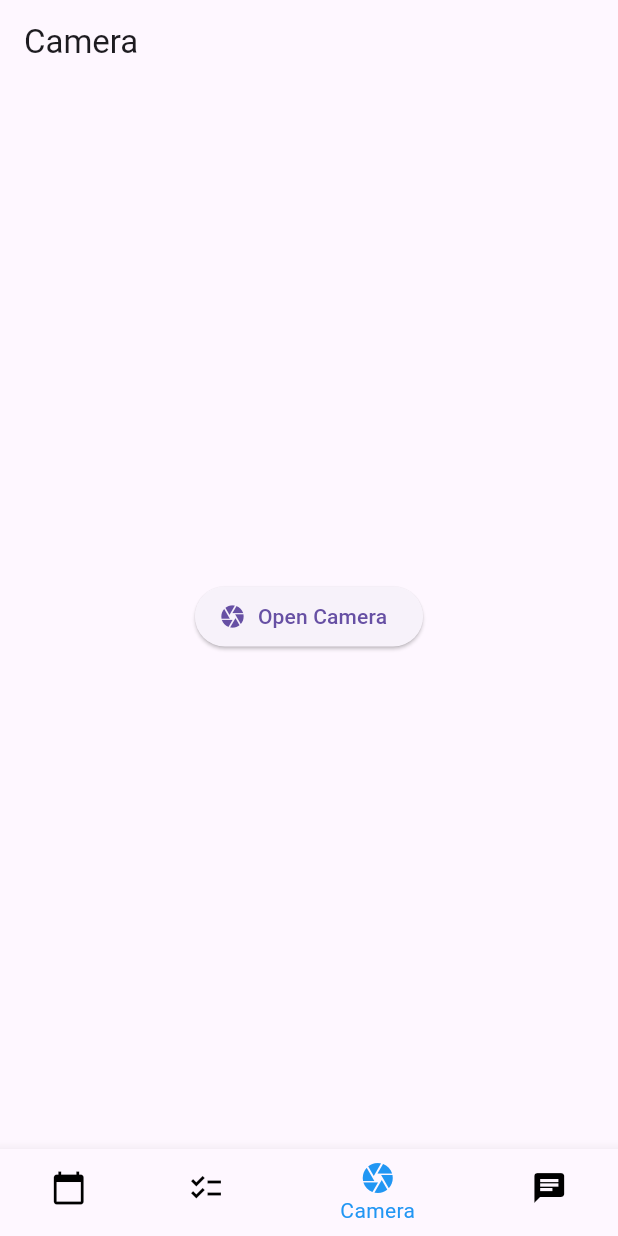
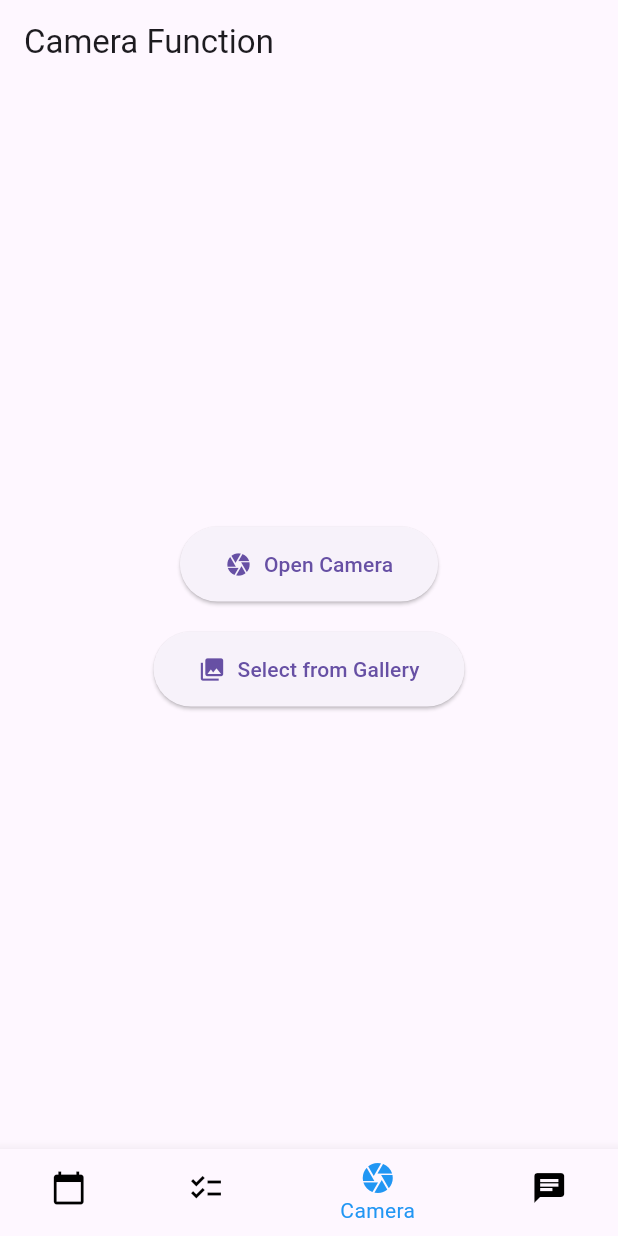
Before and after one commit to Kiu82012/FYP_202425_TaskManagementMobileApp, a Flutter app: the screen it shows after launch, swiped to page 3, on a phone screen of 412 x 824 dp. Run offline on Flutter 3.47's test engine with Material 3 defaults, Android fonts, the phone set to English and light mode, and no system bars; our stand-ins replace calendar_view, camera, flutter_slidable, hive, hive_flutter, image_picker and 1 more; missing offline and left inert: duration_picker; accounts and stored records are empty; statements that could not run were skipped.

Commit message:
calendar3.0 CameraView.dart can take photo, choose photo from gallery can return to previous page if press wrong button

```diff
--- a/fyp/lib/CameraView.dart
+++ b/fyp/lib/CameraView.dart
@@ -1,6 +1,7 @@
 import 'dart:async';
 import 'package:camera/camera.dart';
 import 'package:flutter/material.dart';
+import 'package:image_picker/image_picker.dart';
 
 class CameraView extends StatefulWidget {
   const CameraView({super.key});
@@ -49,6 +50,17 @@ class _CameraViewState extends State<CameraView> {
       setState(() => _isLoading = false);
       _showError('Camera initialization failed');
     }
+  }
+
+  void _returnToInitialView() {
+    if (_controller != null) {
+      _controller!.dispose();
+      _controller = null;
+    }
+    setState(() {
+      _isCameraActive = false;
+      _initializeControllerFuture = null;
+    });
   }
 
   /// Captures photo and provides user feedback
@@ -111,10 +123,34 @@ class _CameraViewState extends State<CameraView> {
     super.dispose();
   }
 
+  Future<void> _selectFromGallery() async {
+    try {
+      final pickedFile = await ImagePicker().pickImage(
+        source: ImageSource.gallery,
+      );
+
+      if (pickedFile != null) {
+        print('Selected image path: ${pickedFile.path}');
+        _showSuccess('Image selected from gallery');
+        // You can add your image handling logic here
+      }
+    } catch (e) {
+      _showError('Failed to select image: ${e.toString()}');
+    }
+  }
+
   @override
   Widget build(BuildContext context) {
     return Scaffold(
-      appBar: AppBar(title: const Text('Camera')),
+      appBar: AppBar(
+        title: const Text('Camera Function'),
+        leading: _isCameraActive
+            ? IconButton(
+          icon: const Icon(Icons.arrow_back),
+          onPressed: _returnToInitialView,
+        )
+            : null,
+      ),
       body: Stack(
         children: [
           // Main content (camera preview or button)
@@ -153,10 +189,27 @@ class _CameraViewState extends State<CameraView> {
     // Initial state - show camera activation button
     if (!_isCameraActive) {
       return Center(
-        child: ElevatedButton.icon(
-          icon: const Icon(Icons.camera),
-          label: const Text('Open Camera'),
-          onPressed: _initializeCamera,
+        child: Column(
+          mainAxisAlignment: MainAxisAlignment.center,
+          children: [
+            ElevatedButton.icon(
+              icon: const Icon(Icons.camera),
+              label: const Text('Open Camera'),
+              onPressed: _initializeCamera,
+              style: ElevatedButton.styleFrom(
+                padding: const EdgeInsets.symmetric(horizontal: 30, vertical: 15),
+              ),
+            ),
+            const SizedBox(height: 20),
+            ElevatedButton.icon(
+              icon: const Icon(Icons.photo_library),
+              label: const Text('Select from Gallery'),
+              onPressed: _selectFromGallery,
+              style: ElevatedButton.styleFrom(
+                padding: const EdgeInsets.symmetric(horizontal: 30, vertical: 15),
+              ),
+            ),
+          ],
         ),
       );
     }
--- a/fyp/pubspec.yaml
+++ b/fyp/pubspec.yaml
@@ -30,6 +30,7 @@ environment:
 dependencies:
   path_provider: ^2.1.1  # Replace with the latest version
   camera: ^0.10.0+1
+  image_picker: ^1.1.2 #here may need change to 1.0.4
   flutter:
     sdk: flutter
 
```
Also changed, not shown: fyp/pubspec.lock, 5 other files.
